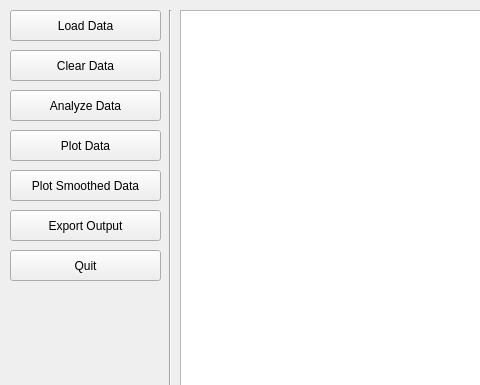
This is LSR-Plot-GUI/mainwindow.ui in jakub-witkowski/Plotting_App as Qt 5 draws it before an edit; both pictures show x 0 to 480 and y 0 to 385 of the 669 by 541 pixel window. The edited form follows.
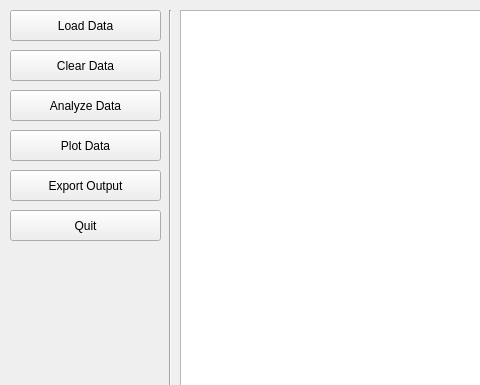
This is the edited form.

Diff of the .ui file:
```diff
--- a/LSR-Plot-GUI/mainwindow.ui
+++ b/LSR-Plot-GUI/mainwindow.ui
@@ -54,7 +54,7 @@
     <property name="geometry">
      <rect>
       <x>10</x>
-      <y>250</y>
+      <y>210</y>
       <width>151</width>
       <height>31</height>
      </rect>
@@ -106,26 +106,13 @@
     <property name="geometry">
      <rect>
       <x>10</x>
-      <y>210</y>
-      <width>151</width>
-      <height>31</height>
-     </rect>
-    </property>
-    <property name="text">
-     <string>Export Output</string>
-    </property>
-   </widget>
-   <widget class="QPushButton" name="pushButton_7">
-    <property name="geometry">
-     <rect>
-      <x>10</x>
       <y>170</y>
       <width>151</width>
       <height>31</height>
      </rect>
     </property>
     <property name="text">
-     <string>Plot Smoothed Data</string>
+     <string>Export Output</string>
     </property>
    </widget>
    <zorder>line</zorder>
```
Left out of the diff: 1 changed line with no effect on the pictures.
